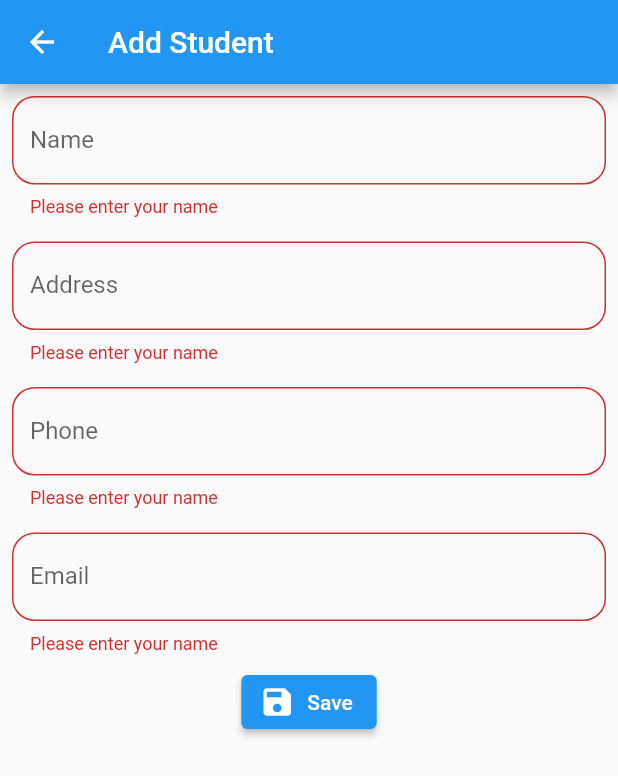
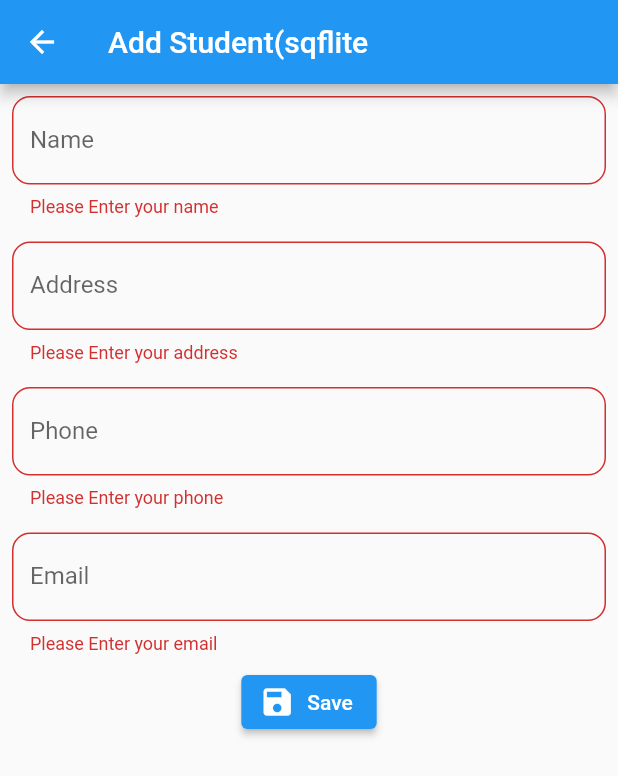
Before and after one commit to BrillianceOsprey/sq_flite, a Flutter app: the AddStudent screen opened directly, after a tap on "Save", on a phone screen of 412 x 824 dp. Shown: the top 776 px of the screen. Run offline on Flutter 3.47's test engine with Material 2 defaults, Android fonts, the phone set to English and light mode, and no system bars; our stand-ins replace sqflite; accounts and stored records are empty.

Commit message:
review ex01

```diff
--- a/lib/screen/add_student.dart
+++ b/lib/screen/add_student.dart
@@ -10,13 +10,13 @@ class AddStudent extends StatefulWidget {
 }
 
 class _AddStudentState extends State<AddStudent> {
+  final _formKey = GlobalKey<FormState>();
+  String? name, address, phone, email;
   @override
   Widget build(BuildContext context) {
-    final _formKey = GlobalKey<FormState>();
-    String? name, address, phone, email;
     return Scaffold(
       appBar: AppBar(
-        title: Text('Add Student'),
+        title: Text('Add Student(sqflite'),
       ),
       body: Form(
           key: _formKey,
@@ -26,97 +26,98 @@ class _AddStudentState extends State<AddStudent> {
                 Padding(
                   padding: const EdgeInsets.all(8.0),
                   child: TextFormField(
-                  validator: (name) {
-                    if (name == null || name.isEmpty) {
-                      return 'Please enter your name';
+                    validator: (value) {
+                      if (value == null || value.isEmpty) {
+                        return 'Please Enter your name';
                       }
                     },
-                  onSaved: (value) {
-                    name = value;
+                    onSaved: (val) {
+                      name = val;
                     },
                     decoration: InputDecoration(
-                      labelText: 'Name',
-                      hintText: 'Enter Name',
+                        labelText: "Name",
+                        hintText: "Enter your name",
                         border: OutlineInputBorder(
-                          borderRadius: BorderRadius.circular(15))),
+                            borderRadius: BorderRadius.circular(12))),
                   ),
                 ),
                 Padding(
                   padding: const EdgeInsets.all(8.0),
                   child: TextFormField(
-                  validator: (address) {
-                    if (address == null || address.isEmpty) {
-                      return 'Please enter your name';
+                    validator: (value) {
+                      if (value == null || value.isEmpty) {
+                        return 'Please Enter your address';
                       }
                     },
-                  onSaved: (value) {
-                    address = value;
+                    onSaved: (val) {
+                      address = val;
                     },
                     decoration: InputDecoration(
-                      labelText: 'Address',
-                      hintText: 'Enter your address',
+                        labelText: "Address",
+                        hintText: "Enter your address",
                         border: OutlineInputBorder(
-                          borderRadius: BorderRadius.circular(15))),
+                            borderRadius: BorderRadius.circular(12))),
                   ),
                 ),
                 Padding(
                   padding: const EdgeInsets.all(8.0),
                   child: TextFormField(
-                  validator: (phone) {
-                    if (phone == null || phone.isEmpty) {
-                      return 'Please enter your name';
+                    validator: (value) {
+                      if (value == null || value.isEmpty) {
+                        return 'Please Enter your phone';
                       }
                     },
-                  onSaved: (value) {
-                    phone = value;
+                    onSaved: (val) {
+                      phone = val;
                     },
                     decoration: InputDecoration(
-                      labelText: 'Phone',
-                      hintText: 'Enter your phone',
+                        labelText: "Phone",
+                        hintText: "Enter your phone",
                         border: OutlineInputBorder(
-                          borderRadius: BorderRadius.circular(15))),
+                            borderRadius: BorderRadius.circular(12))),
                   ),
                 ),
                 Padding(
                   padding: const EdgeInsets.all(8.0),
                   child: TextFormField(
-                  validator: (email) {
-                    if (email == null || email.isEmpty) {
-                      return 'Please enter your name';
+                    validator: (value) {
+                      if (value == null || value.isEmpty) {
+                        return 'Please Enter your email';
                       }
                     },
-                  onSaved: (value) {
-                    email = value;
+                    onSaved: (val) {
+                      email = val;
                     },
                     decoration: InputDecoration(
-                      labelText: 'Email',
-                      hintText: 'Enter your email',
+                        labelText: "Email",
+                        hintText: "Enter your email",
                         border: OutlineInputBorder(
-                          borderRadius: BorderRadius.circular(15))),
+                            borderRadius: BorderRadius.circular(12))),
                   ),
                 ),
                 ElevatedButton.icon(
                     onPressed: () async {
-                    if (_formKey.currentState != null &&
+                      if (_formKey.currentState == null ||
                           _formKey.currentState!.validate()) {
-                      _formKey.currentState!.save();
-                      int id = await DatabaseHelper().insertStudent(
+                        _formKey.currentState?.save();
+                        int resultId = await DatabaseHelper().insertStudent(
                             Student.insertStudent(
                                 name: name ?? '',
                                 address: address ?? '',
                                 phone: phone ?? '',
-                              email: email ?? ''));
-                              print(id);
+                                email: email ?? '')
+                            // Student.insertStudent(name: name!, address: address!, phone: phone!, email: email!)
+                            // _CastError (Null check operator used on a null value)
+                            );
+                        print(resultId);
                         Navigator.pop(context, 'success');
                       }
-
                     },
                     icon: Icon(Icons.save),
-                  label: Text("Save"))
+                    label: Text('Save')),
               ],
             ),
-        ),
-      ),
+          )),
     );
   }
 }
```
Also changed, not shown: lib/database/database_helper.dart (+16 -84 lines), lib/main.dart (+5 -6 lines), lib/screen/home_screen.dart (+61 -70 lines), lib/screen/update_student.dart (+58 -61 lines). Lines whose indentation alone changed are shown as unchanged.
